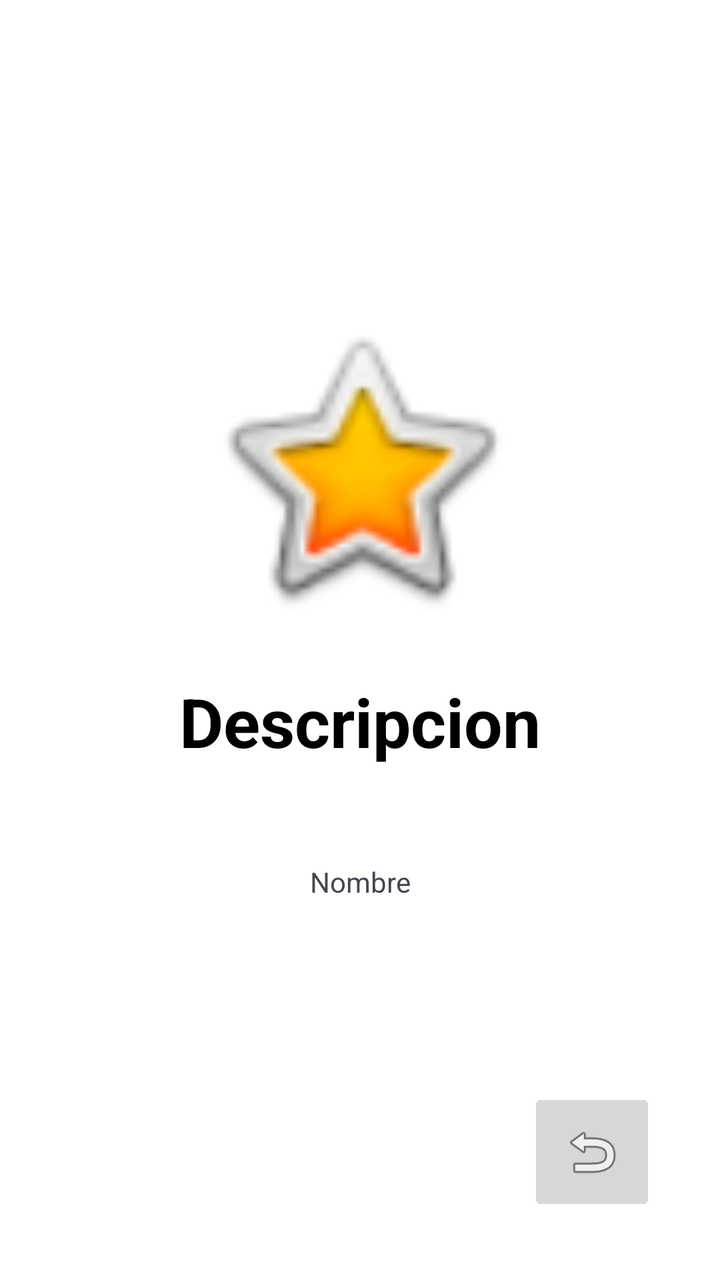
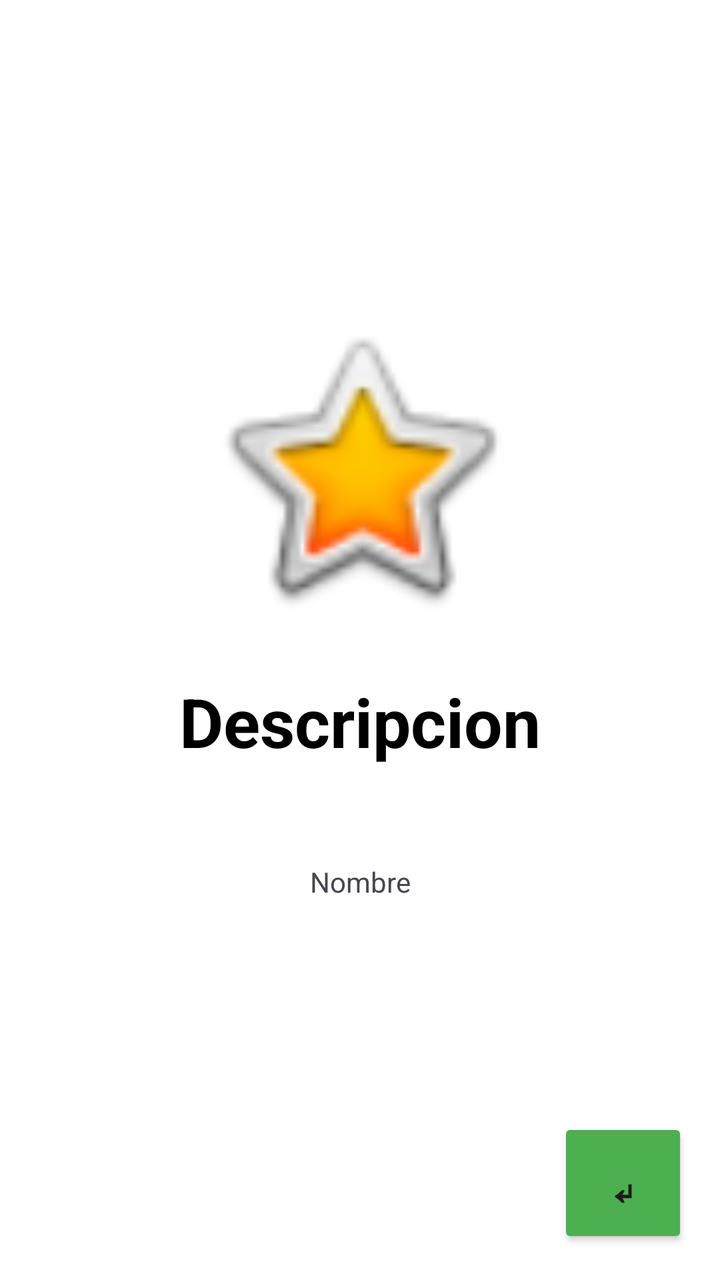

Two renders of the same Android screen: before a commit and after it. Below are the layout's source before the change and the commit's diff.
<!-- AndroidManifest.xml: application theme Theme.Android_RVGoT_Base -->
<!-- res/layout/second_activity.xml -->
<?xml version="1.0" encoding="utf-8"?>
<androidx.constraintlayout.widget.ConstraintLayout xmlns:android="http://schemas.android.com/apk/res/android"
    xmlns:app="http://schemas.android.com/apk/res-auto"
    xmlns:tools="http://schemas.android.com/tools"
    android:layout_width="match_parent"
    android:layout_height="match_parent"
    android:background="#FFFFFF">

    <ImageView
        android:id="@+id/escudo"
        android:layout_width="160dp"
        android:layout_height="160dp"
        android:layout_marginTop="154dp"
        app:layout_constraintEnd_toEndOf="parent"
        app:layout_constraintStart_toStartOf="parent"
        app:layout_constraintTop_toTopOf="parent"
        app:srcCompat="@android:drawable/btn_star_big_on" />

    <TextView
        android:id="@+id/descripcionEscudo"
        android:layout_width="wrap_content"
        android:layout_height="wrap_content"
        android:layout_marginTop="24dp"
        android:text="Descripcion"
        android:textColor="#000000"
        android:textSize="34sp"
        android:textStyle="bold"
        app:layout_constraintEnd_toEndOf="@+id/escudo"
        app:layout_constraintStart_toStartOf="@+id/escudo"
        app:layout_constraintTop_toBottomOf="@+id/escudo" />

    <TextView
        android:id="@+id/nombre"
        android:layout_width="wrap_content"
        android:layout_height="wrap_content"
        android:layout_marginTop="48dp"
        android:text="Nombre"
        app:layout_constraintEnd_toEndOf="@+id/escudo"
        app:layout_constraintStart_toStartOf="@+id/escudo"
        app:layout_constraintTop_toBottomOf="@+id/descripcionEscudo" />

    <ImageButton
        android:id="@+id/buttonReturn"
        android:layout_width="64dp"
        android:layout_height="64dp"
        android:layout_marginEnd="32dp"
        android:layout_marginBottom="32dp"
        app:layout_constraintBottom_toBottomOf="parent"
        app:layout_constraintEnd_toEndOf="parent"
        app:srcCompat="@android:drawable/ic_menu_revert" />
</androidx.constraintlayout.widget.ConstraintLayout>
<!-- resources referenced by this layout -->
<resources>
  <style name="Theme.Android_RVGoT_Base" parent="Base.Theme.Android_RVGoT_Base" />
  <style name="Base.Theme.Android_RVGoT_Base" parent="Theme.Material3.DayNight.NoActionBar">
          
          
      </style>
</resources>

<!-- the commit's change to res/layout/second_activity.xml (unified diff, before → after) -->
@@ -39,13 +39,17 @@
         app:layout_constraintStart_toStartOf="@+id/escudo"
         app:layout_constraintTop_toBottomOf="@+id/descripcionEscudo" />
 
-    <ImageButton
+    <Button
         android:id="@+id/buttonReturn"
-        android:layout_width="64dp"
-        android:layout_height="64dp"
-        android:layout_marginEnd="32dp"
-        android:layout_marginBottom="32dp"
+        android:layout_width="65dp"
+        android:layout_height="65dp"
+        android:layout_marginEnd="16dp"
+        android:layout_marginBottom="16dp"
+        android:backgroundTint="#4CAF50"
+        android:text="↵"
+        android:textSize="24sp"
+        android:textStyle="bold"
         app:layout_constraintBottom_toBottomOf="parent"
-        app:layout_constraintEnd_toEndOf="parent"
-        app:srcCompat="@android:drawable/ic_menu_revert" />
+        app:layout_constraintEnd_toEndOf="parent" />
+
 </androidx.constraintlayout.widget.ConstraintLayout>
